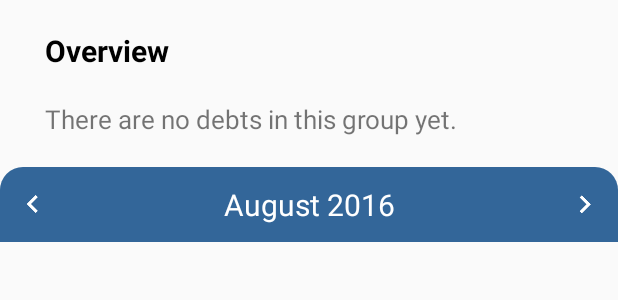
After one commit to Fabioclug/Financial-Aid-App, an Android app: the layout group_summary_header.xml on its own in the app's theme, with its tools: preview values and no code run, on a phone screen of 412 x 824 dp. The commit adds this screen. Shown: the top 300 px of the screen. Run offline under Robolectric (Android 15) with nearby library versions, the phone set to English and light mode, and no system bars; network calls fail.

Commit message:
Fix scroll on groups list, remove extra line from group overview, reorganize fragments

```diff
--- a/app/src/main/java/br/com/fclug/financialaid/MainActivity.java
+++ b/app/src/main/java/br/com/fclug/financialaid/MainActivity.java
@@ -15,6 +15,8 @@ import android.widget.FrameLayout;
 
 import java.util.List;
 
+import br.com.fclug.financialaid.fragments.AccountsFragment;
+import br.com.fclug.financialaid.fragments.GroupsFragment;
 import br.com.fclug.financialaid.fragments.StatisticsFragment;
 
 public class MainActivity extends AppCompatActivity implements NavigationView.OnNavigationItemSelectedListener {
--- a/app/src/main/java/br/com/fclug/financialaid/AccountsFragment.java
+++ b/app/src/main/java/br/com/fclug/financialaid/fragments/AccountsFragment.java
@@ -1,4 +1,4 @@
-package br.com.fclug.financialaid;
+package br.com.fclug.financialaid.fragments;
 
 import android.content.DialogInterface;
 import android.content.Intent;
@@ -19,6 +19,8 @@ import android.view.View;
 import android.view.ViewGroup;
 import android.view.View.OnClickListener;
 
+import br.com.fclug.financialaid.R;
+import br.com.fclug.financialaid.TransactionsActivity;
 import br.com.fclug.financialaid.adapter.AccountRecyclerViewListAdapter;
 import br.com.fclug.financialaid.adapter.RecyclerViewListAdapter;
 import br.com.fclug.financialaid.dialog.AddAccountDialog;
--- a/app/src/main/java/br/com/fclug/financialaid/GroupsFragment.java
+++ b/app/src/main/java/br/com/fclug/financialaid/fragments/GroupsFragment.java
@@ -1,4 +1,4 @@
-package br.com.fclug.financialaid;
+package br.com.fclug.financialaid.fragments;
 
 import android.animation.Animator;
 import android.app.Activity;
@@ -18,6 +18,10 @@ import android.widget.LinearLayout;
 import android.widget.RelativeLayout;
 import android.widget.TextView;
 
+import br.com.fclug.financialaid.CreateGroupActivity;
+import br.com.fclug.financialaid.CreateLocalGroupActivity;
+import br.com.fclug.financialaid.GroupSummaryActivity;
+import br.com.fclug.financialaid.R;
 import br.com.fclug.financialaid.adapter.GroupRecyclerViewListAdapter;
 import br.com.fclug.financialaid.adapter.RecyclerViewListAdapter;
 import br.com.fclug.financialaid.interfaces.OnListClickListener;
--- a/app/src/main/res/layout/accounts_fragment.xml
+++ b/app/src/main/res/layout/accounts_fragment.xml
@@ -3,7 +3,7 @@
     xmlns:tools="http://schemas.android.com/tools"
     android:layout_width="match_parent"
     android:layout_height="match_parent"
-    tools:context=".AccountsFragment">
+    tools:context=".fragments.AccountsFragment">
 
     <android.support.v7.widget.RecyclerView
         android:id="@+id/account_recyclerview"
--- /dev/null
+++ b/app/src/main/res/layout/group_summary_header.xml
@@ -0,0 +1,31 @@
+<?xml version="1.0" encoding="utf-8"?>
+<LinearLayout xmlns:android="http://schemas.android.com/apk/res/android"
+              android:orientation="vertical"
+              android:layout_width="match_parent"
+              android:layout_height="wrap_content">
+
+    <TextView
+        android:layout_width="match_parent"
+        android:layout_height="wrap_content"
+        android:paddingTop="20dp"
+        android:paddingStart="30dp"
+        android:paddingEnd="30dp"
+        android:paddingBottom="10dp"
+        android:textSize="20sp"
+        android:text="Overview"
+        android:textColor="@color/color_black"
+        android:textStyle="bold"/>
+
+    <TextView
+        android:id="@+id/group_summary_overview"
+        android:layout_width="match_parent"
+        android:layout_height="wrap_content"
+        android:paddingTop="10dp"
+        android:paddingStart="30dp"
+        android:paddingEnd="30dp"
+        android:textSize="17sp"
+        android:text="@string/group_summary_no_debts"/>
+
+    <include layout="@layout/period_header"/>
+
+</LinearLayout>
--- a/app/src/main/res/layout/groups_fragment.xml
+++ b/app/src/main/res/layout/groups_fragment.xml
@@ -4,7 +4,7 @@
     android:layout_width="match_parent"
     android:layout_height="match_parent"
     android:background="@color/dialog_bg"
-    tools:context=".GroupsFragment">
+    tools:context=".fragments.GroupsFragment">
 
 
     <android.support.v7.widget.RecyclerView
--- a/app/src/main/res/layout/statistics_fragment.xml
+++ b/app/src/main/res/layout/statistics_fragment.xml
@@ -3,7 +3,7 @@
              xmlns:tools="http://schemas.android.com/tools"
              android:layout_width="match_parent"
              android:layout_height="match_parent"
-             tools:context=".AccountsFragment">
+             tools:context=".fragments.AccountsFragment">
 
     <ScrollView
         android:layout_width="match_parent"
```
Also changed, not shown: app/src/main/java/br/com/fclug/financialaid/GroupSummaryActivity.java (+14 -7 lines), app/src/main/res/layout/group_summary_activity.xml (+0 -24 lines).
